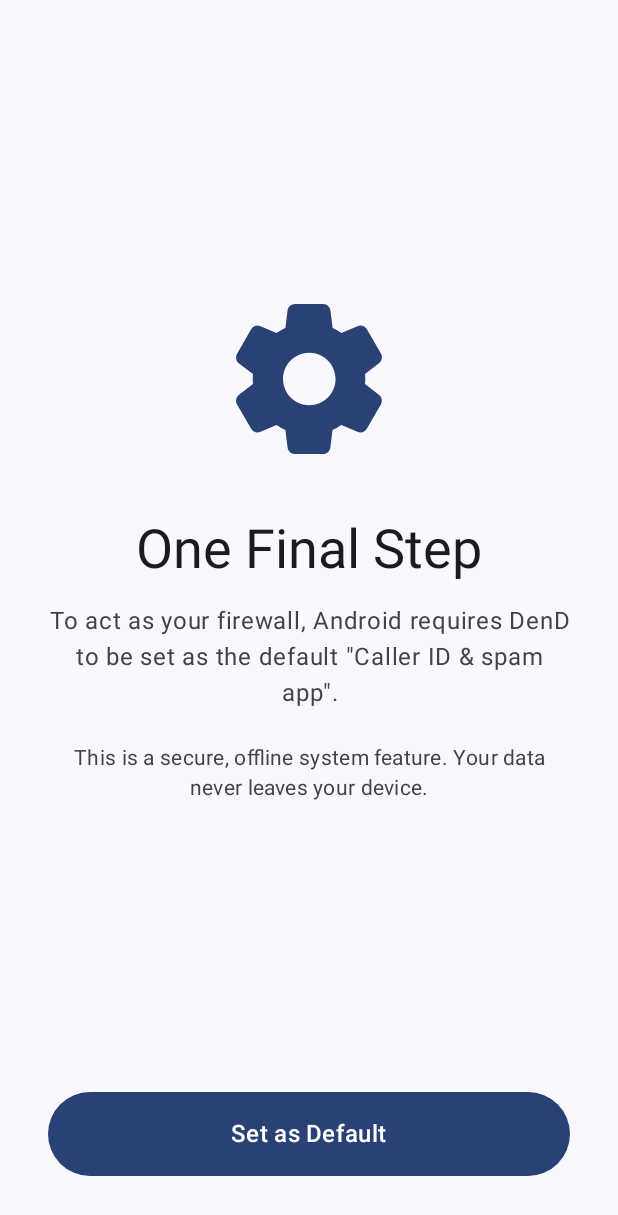
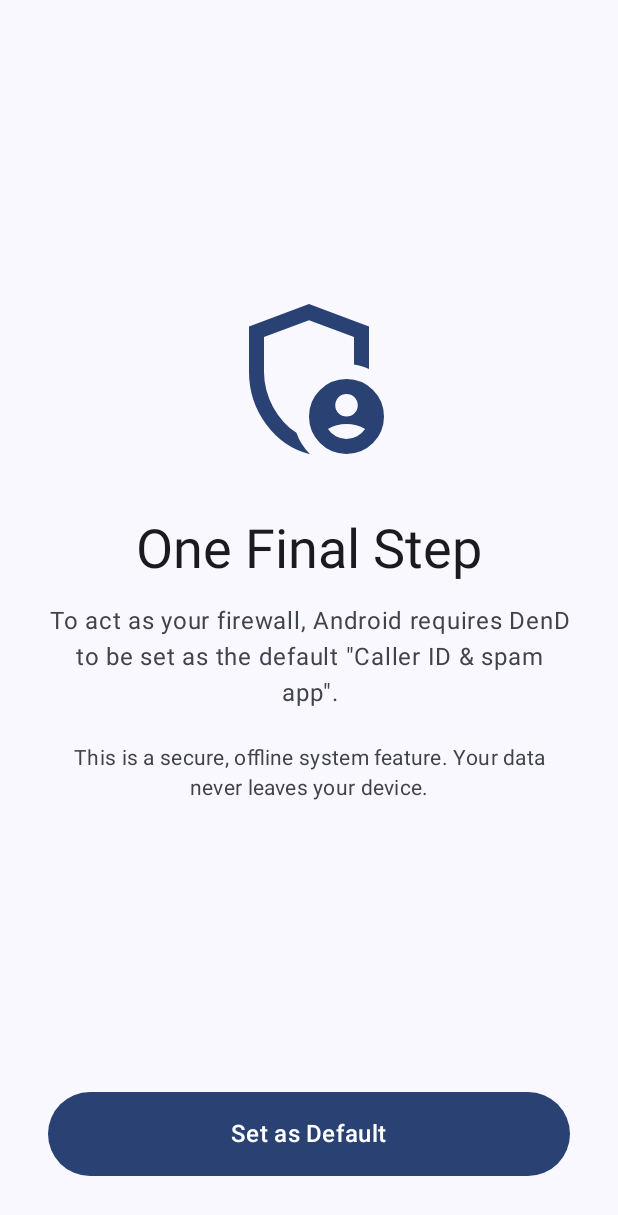
Before and after one commit to Godzuche/Dend, an Android app built with Jetpack Compose: the @Preview function PermissionScreenPreview, on a phone screen of 412 x 824 dp. Shown: the top 1215 px of the screen. Run offline under Robolectric (Android 15) with nearby library versions, the phone set to English and light mode, and no system bars.

Commit message:
replace icon vectors with the downloaded icons from google material icon pack

```diff
--- a/app/src/main/java/com/godzuche/dend/features/onboarding/components/PermissionPage.kt
+++ b/app/src/main/java/com/godzuche/dend/features/onboarding/components/PermissionPage.kt
@@ -2,19 +2,34 @@ package com.godzuche.dend.features.onboarding.components
 
 import androidx.compose.animation.core.animateFloatAsState
 import androidx.compose.animation.core.tween
-import androidx.compose.foundation.layout.*
-import androidx.compose.material.icons.Icons
-import androidx.compose.material.icons.rounded.Settings
-import androidx.compose.material3.*
-import androidx.compose.runtime.*
+import androidx.compose.foundation.layout.Arrangement
+import androidx.compose.foundation.layout.Column
+import androidx.compose.foundation.layout.Spacer
+import androidx.compose.foundation.layout.fillMaxSize
+import androidx.compose.foundation.layout.fillMaxWidth
+import androidx.compose.foundation.layout.height
+import androidx.compose.foundation.layout.padding
+import androidx.compose.foundation.layout.size
+import androidx.compose.material3.Button
+import androidx.compose.material3.Icon
+import androidx.compose.material3.MaterialTheme
+import androidx.compose.material3.Scaffold
+import androidx.compose.material3.Text
+import androidx.compose.runtime.Composable
+import androidx.compose.runtime.LaunchedEffect
 import androidx.compose.runtime.getValue
+import androidx.compose.runtime.mutableStateOf
+import androidx.compose.runtime.remember
 import androidx.compose.runtime.setValue
 import androidx.compose.ui.Alignment
 import androidx.compose.ui.Modifier
 import androidx.compose.ui.draw.alpha
+import androidx.compose.ui.graphics.vector.ImageVector
+import androidx.compose.ui.res.vectorResource
 import androidx.compose.ui.text.style.TextAlign
 import androidx.compose.ui.tooling.preview.Preview
 import androidx.compose.ui.unit.dp
+import com.godzuche.dend.R
 import com.godzuche.dend.ui.theme.DendTheme
 
 @Composable
@@ -45,7 +60,7 @@ fun PermissionScreen(
             Spacer(Modifier.weight(1f))
 
             Icon(
-                imageVector = Icons.Rounded.Settings,
+                imageVector = ImageVector.vectorResource(R.drawable.admin_panel_settings_24dp),
                 contentDescription = "Permission Icon",
                 modifier = Modifier.size(120.dp),
                 tint = MaterialTheme.colorScheme.primary,
--- a/app/src/main/java/com/godzuche/dend/features/onboarding/components/WelcomePage.kt
+++ b/app/src/main/java/com/godzuche/dend/features/onboarding/components/WelcomePage.kt
@@ -11,8 +11,6 @@ import androidx.compose.foundation.layout.fillMaxWidth
 import androidx.compose.foundation.layout.height
 import androidx.compose.foundation.layout.padding
 import androidx.compose.foundation.layout.size
-import androidx.compose.material.icons.Icons
-import androidx.compose.material.icons.rounded.Lock
 import androidx.compose.material3.Button
 import androidx.compose.material3.ButtonDefaults
 import androidx.compose.material3.Icon
@@ -28,6 +26,8 @@ import androidx.compose.runtime.setValue
 import androidx.compose.ui.Alignment
 import androidx.compose.ui.Modifier
 import androidx.compose.ui.draw.alpha
+import androidx.compose.ui.graphics.vector.ImageVector
+import androidx.compose.ui.res.vectorResource
 import androidx.compose.ui.text.font.FontWeight
 import androidx.compose.ui.text.style.TextAlign
 import androidx.compose.ui.tooling.preview.Preview
@@ -99,7 +99,7 @@ fun WelcomePage(
                 horizontalArrangement = Arrangement.spacedBy(8.dp, Alignment.CenterHorizontally),
             ) {
                 Icon(
-                    imageVector = Icons.Rounded.Lock,
+                    imageVector = ImageVector.vectorResource(R.drawable.shield_lock_24dp),
                     contentDescription = "Privacy Icon",
                     modifier = Modifier.size(16.dp),
                     tint = MaterialTheme.colorScheme.onSurfaceVariant,
```
